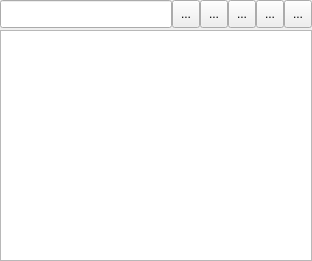
Before: the Qt Designer form sqGis/LayerManagerFrame.ui in TheWrangler/sqGis, drawn with Qt 5.
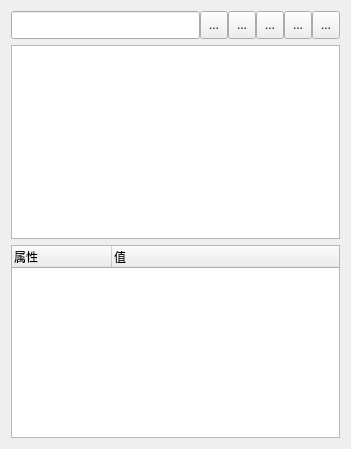
After: the same form once the commit is applied. Icons and pictures are not drawn.

```diff
--- a/sqGis/LayerManagerFrame.ui
+++ b/sqGis/LayerManagerFrame.ui
@@ -6,29 +6,14 @@
    <rect>
     <x>0</x>
     <y>0</y>
-    <width>312</width>
-    <height>261</height>
+    <width>351</width>
+    <height>449</height>
    </rect>
   </property>
   <property name="windowTitle">
    <string>LayerManagerFrame</string>
   </property>
   <layout class="QVBoxLayout" name="verticalLayout">
-   <property name="spacing">
-    <number>2</number>
-   </property>
-   <property name="leftMargin">
-    <number>0</number>
-   </property>
-   <property name="topMargin">
-    <number>0</number>
-   </property>
-   <property name="rightMargin">
-    <number>0</number>
-   </property>
-   <property name="bottomMargin">
-    <number>0</number>
-   </property>
    <item>
     <layout class="QHBoxLayout" name="horizontalLayout">
      <property name="spacing">
@@ -164,6 +149,20 @@
    <item>
     <widget class="QTreeView" name="mapLayerTreeView"/>
    </item>
+   <item>
+    <widget class="QTreeWidget" name="mapPropertyTreeWidget">
+     <column>
+      <property name="text">
+       <string>属性</string>
+      </property>
+     </column>
+     <column>
+      <property name="text">
+       <string>值</string>
+      </property>
+     </column>
+    </widget>
+   </item>
   </layout>
  </widget>
  <layoutdefault spacing="6" margin="11"/>
```
